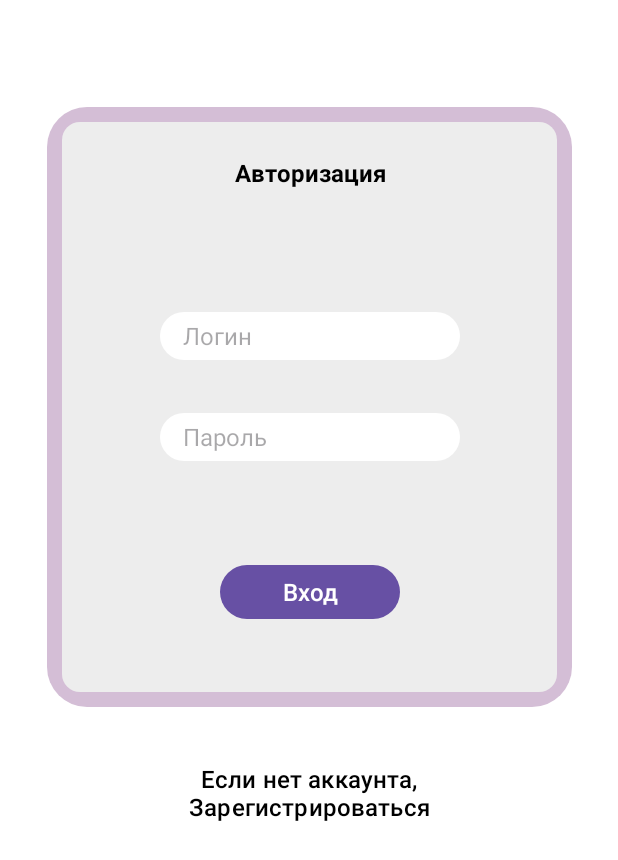
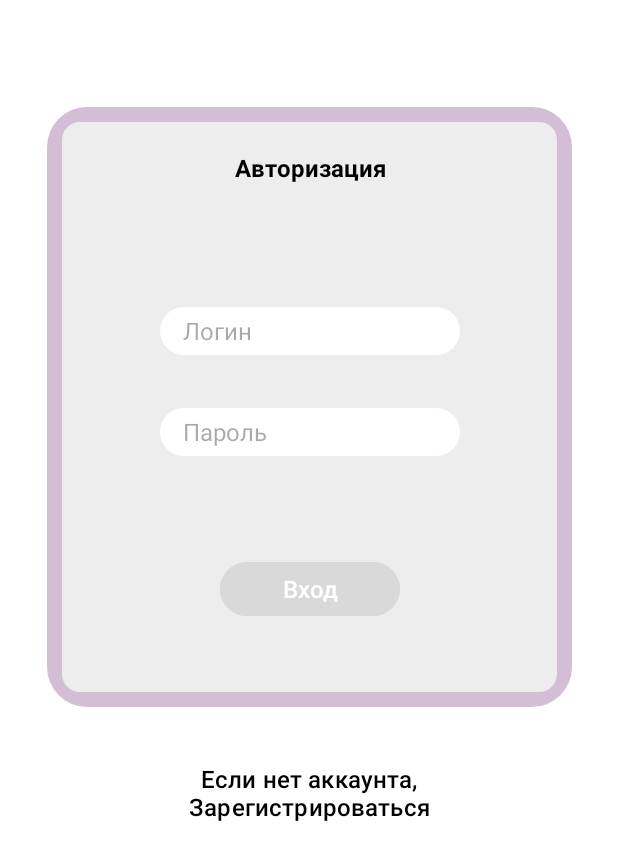
Before and after one commit to KernelPanicHack/task-tracker-android-app, an Android app: the screen it shows after launch (MainActivity), after a tap on "Вход", on a phone screen of 412 x 824 dp. Shown: the top 860 px of the screen. Run offline under Robolectric (Android 15) with nearby library versions, the phone set to English and light mode, and no system bars.

Commit message:
design fix

```diff
--- a/app/src/main/java/com/example/hackaton_project/MainActivity.kt
+++ b/app/src/main/java/com/example/hackaton_project/MainActivity.kt
@@ -29,8 +29,14 @@ class MainActivity : AppCompatActivity() {
 
         val but: Button = findViewById(R.id.button)
         but.setOnClickListener {
-            getTasks()
+            val intent = Intent(this,BoardActivity::class.java)
         }
+
+        val but2: Button = findViewById(R.id.buttonIf)
+        but.setOnClickListener {
+            val intent = Intent(this,RegistrActivity::class.java)
+        }
+
     }
 
     private fun getTasks() {
--- a/app/src/main/res/layout/activity_main.xml
+++ b/app/src/main/res/layout/activity_main.xml
@@ -26,7 +26,7 @@
             android:id="@+id/TextView"
             android:layout_width="113dp"
             android:layout_height="33dp"
-            android:layout_marginTop="27dp"
+            android:layout_marginTop="24dp"
             android:gravity="center"
             android:text="Авторизация"
             android:textColor="@color/black"
@@ -59,6 +59,7 @@
             android:layout_height="44dp"
             android:layout_marginTop="37dp"
             android:layout_marginBottom="27dp"
+            android:backgroundTint="#D9D9D9"
             android:text="Вход"
             android:textSize="16dp"
             app:layout_constraintBottom_toBottomOf="parent"
--- a/app/src/main/res/layout/activity_registr.xml
+++ b/app/src/main/res/layout/activity_registr.xml
@@ -58,6 +58,7 @@
             android:id="@+id/button"
             android:layout_width="120dp"
             android:layout_height="44dp"
+            android:backgroundTint="#D9D9D9"
             android:text="Вход"
             android:textSize="16dp"
             app:layout_constraintBottom_toBottomOf="parent"
```
Also changed, not shown: app/src/main/res/drawable/card_task2.xml (added, +16 -0 lines).
